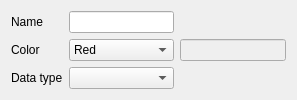
Before: the Qt Designer form src/LorrisAnalyzer/DataWidgets/GraphWidget/graphcurveeditwidget.ui in Tasssadar/Lorris, drawn with Qt 5.
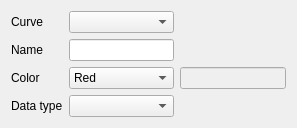
After: the same form once the commit is applied.

The edit to the form file:
```diff
--- a/src/LorrisAnalyzer/DataWidgets/GraphWidget/graphcurveeditwidget.ui
+++ b/src/LorrisAnalyzer/DataWidgets/GraphWidget/graphcurveeditwidget.ui
@@ -7,31 +7,31 @@
     <x>0</x>
     <y>0</y>
     <width>297</width>
-    <height>90</height>
+    <height>119</height>
    </rect>
   </property>
   <property name="windowTitle">
    <string>Form</string>
   </property>
   <layout class="QGridLayout" name="gridLayout">
-   <item row="0" column="0">
+   <item row="1" column="0">
     <widget class="QLabel" name="label">
      <property name="text">
       <string>Name</string>
      </property>
     </widget>
    </item>
-   <item row="0" column="1">
+   <item row="1" column="1">
     <widget class="QLineEdit" name="nameEdit"/>
    </item>
-   <item row="1" column="0">
+   <item row="2" column="0">
     <widget class="QLabel" name="label_2">
      <property name="text">
       <string>Color</string>
      </property>
     </widget>
    </item>
-   <item row="1" column="1">
+   <item row="2" column="1">
     <widget class="QComboBox" name="colorBox">
      <property name="currentIndex">
       <number>1</number>
@@ -68,27 +68,37 @@
      </item>
     </widget>
    </item>
-   <item row="1" column="2">
+   <item row="2" column="2">
     <widget class="QLineEdit" name="ColorEdit">
      <property name="enabled">
       <bool>false</bool>
      </property>
     </widget>
    </item>
-   <item row="2" column="0">
+   <item row="3" column="0">
     <widget class="QLabel" name="label_3">
      <property name="text">
       <string>Data type</string>
      </property>
     </widget>
    </item>
-   <item row="2" column="1">
+   <item row="3" column="1">
     <widget class="QComboBox" name="dataTypeBox">
      <property name="enabled">
       <bool>true</bool>
      </property>
     </widget>
    </item>
+   <item row="0" column="0">
+    <widget class="QLabel" name="curveLabel">
+     <property name="text">
+      <string>Curve</string>
+     </property>
+    </widget>
+   </item>
+   <item row="0" column="1">
+    <widget class="QComboBox" name="curveBox"/>
+   </item>
   </layout>
  </widget>
  <resources/>
```
Left out of the diff: 10 changed lines with no effect on the pictures.
